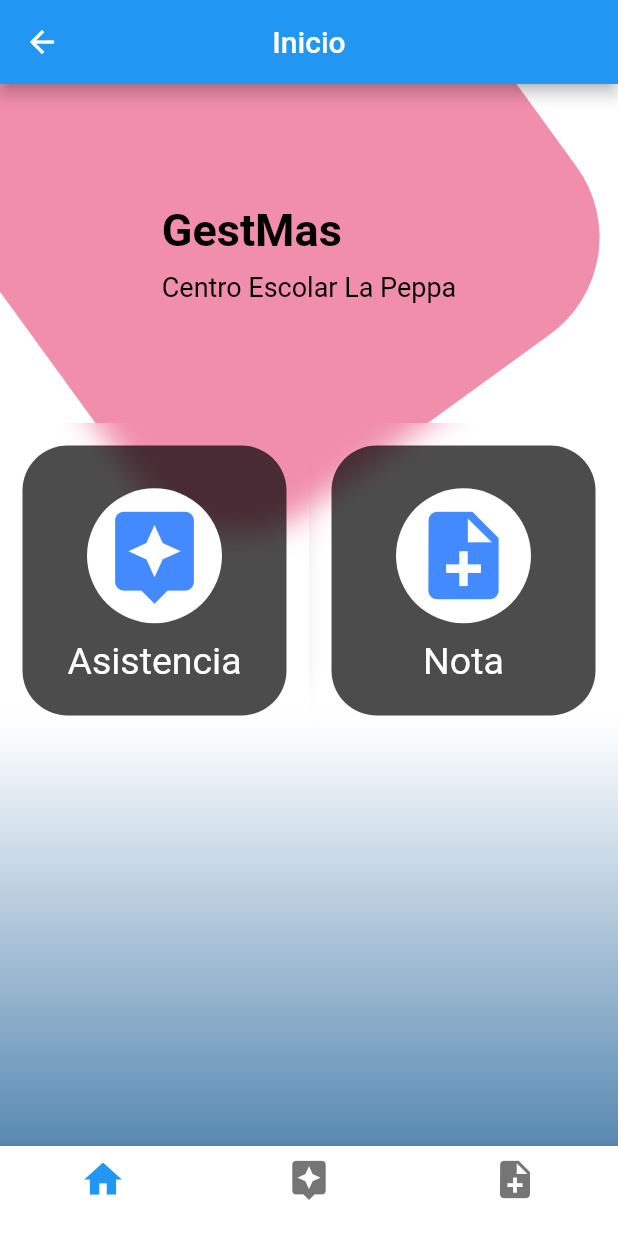
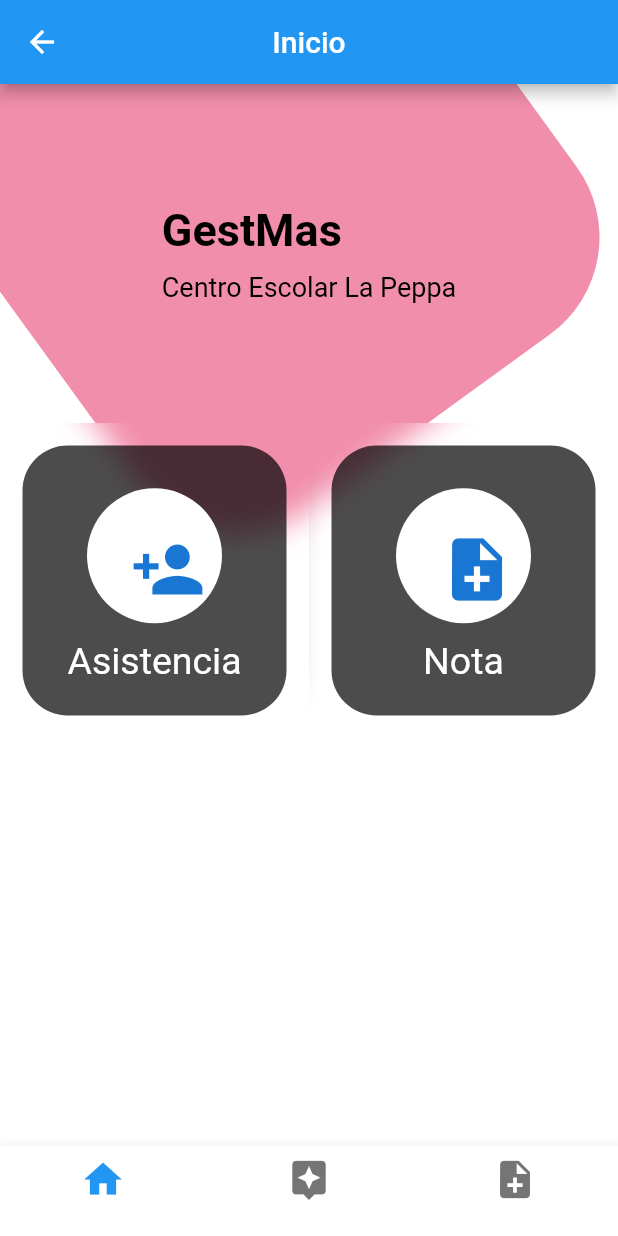
Before and after one commit to JOscarFlo/GestMas, a Flutter app: the HomePage screen opened by its route, on a phone screen of 412 x 824 dp. Run offline on Flutter 3.47's test engine with Material 2 defaults, Android fonts, the light colour scheme and no system bars; our stand-ins replace flare_flutter.

Commit message:
Agregando funcionalidades a los botones del Home

```diff
--- a/lib/homePage.dart
+++ b/lib/homePage.dart
@@ -2,6 +2,8 @@ import 'dart:math';
 import 'dart:ui';
 
 import 'package:flutter/material.dart';
+import 'package:gestmas/materias.dart';
+
 
 class HomePage extends StatelessWidget {
 
@@ -18,7 +20,8 @@ class HomePage extends StatelessWidget {
               child: Column(
                 children: <Widget>[
                   _titulos(),
-                  _botonesRedondeados(),
+                  _botonesRedondeados(context),
+
                 ],
               ),
             )
@@ -40,7 +43,7 @@ class HomePage extends StatelessWidget {
           end: FractionalOffset(0.0, 1.0),
           colors: [
             Color.fromRGBO(255, 255, 255, 1.0),
-            Color.fromRGBO(88, 137, 178, 1.0),
+            Color.fromRGBO(255, 255, 255, 1.0),
           ]
         )
       ),
@@ -111,7 +114,10 @@ child: BottomNavigationBar(
   items: [
     BottomNavigationBarItem(
       icon: Icon( Icons.home, size: 30.0 ),
+
       title: Container()
+
+
     ),
 
     BottomNavigationBarItem(
@@ -131,14 +137,16 @@ child: BottomNavigationBar(
   }
 
 
-  Widget _botonesRedondeados(){
+  Widget _botonesRedondeados(context){
 
     return Table(
       children: [
         TableRow(
           children: [
-            _crearBotonRedondeado( Colors.white, Icons.assistant, 'Asistencia' ),
-            _crearBotonRedondeado( Colors.white, Icons.note_add, 'Nota'),
+
+            _crearBotonRedondeado( context, Colors.white, Icons.person_add, 'Asistencia' ),
+            _crearBotonRedondeado( context, Colors.white, Icons.note_add, 'Nota'),
+
           ]
         ),
 
@@ -151,7 +159,7 @@ child: BottomNavigationBar(
 
 
 
-  Widget _crearBotonRedondeado( Color color, IconData icono, String texto ) {
+  Widget _crearBotonRedondeado( BuildContext context, Color color, IconData icono, String texto ) {
 
 
     return ClipRect(
@@ -172,11 +180,23 @@ child: BottomNavigationBar(
               CircleAvatar(
                 backgroundColor: color,
                 radius: 45.0,
-                child: Icon( icono, color: Colors.blueAccent, size: 70.0 ),
+                child: IconButton(
+
+                  icon: Icon(icono, size: 50.0,),
+                  onPressed: (){
+
+                      Navigator.push(
+                        context,
+                        MaterialPageRoute(builder: (context) => Materias())
+                      );
+
+                  },
+                )
               ),
               Text( texto , style: TextStyle( color: Colors.white, fontSize: 25.0 )),
               SizedBox( height: 5.0 )
             ],
+
           ),
 
         ),
@@ -185,5 +205,4 @@ child: BottomNavigationBar(
   }
 
 
-
 }
--- a/lib/loginPage.dart
+++ b/lib/loginPage.dart
@@ -3,8 +3,8 @@
 
 
 import 'package:flutter/material.dart';
-import 'package:gestmas/animacionLogo.dart';
 import 'package:gestmas/homePage.dart';
+
 
 class LoginPage extends StatelessWidget {
   @override
```
Also changed, not shown: lib/notas.dart (+2 -23 lines).
